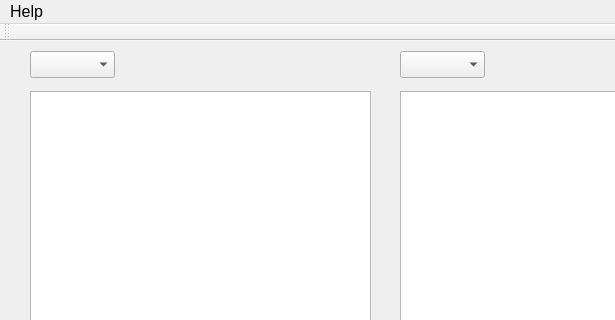
Before: the Qt Designer form mainwindow.ui in revsi/apertium-deskGUI, drawn with Qt 5; both pictures show x 0 to 615 and y 0 to 320 of the 800 by 450 pixel window.
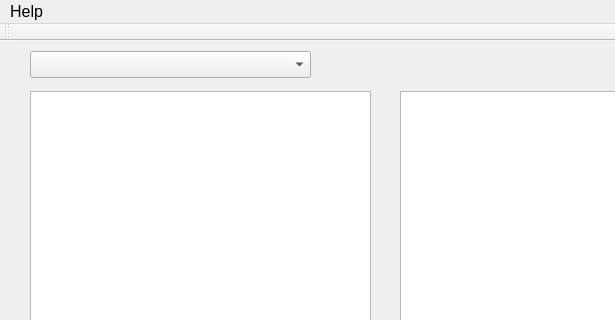
After: the same form once the commit is applied.

What changed in the file:
```diff
--- a/mainwindow.ui
+++ b/mainwindow.ui
@@ -24,7 +24,7 @@
      <rect>
       <x>30</x>
       <y>10</y>
-      <width>85</width>
+      <width>281</width>
       <height>27</height>
      </rect>
     </property>
@@ -39,16 +39,6 @@
      </rect>
     </property>
    </widget>
-   <widget class="QComboBox" name="comboBox_2">
-    <property name="geometry">
-     <rect>
-      <x>400</x>
-      <y>10</y>
-      <width>85</width>
-      <height>27</height>
-     </rect>
-    </property>
-   </widget>
    <widget class="QTextEdit" name="textEdit_2">
     <property name="geometry">
      <rect>
```
